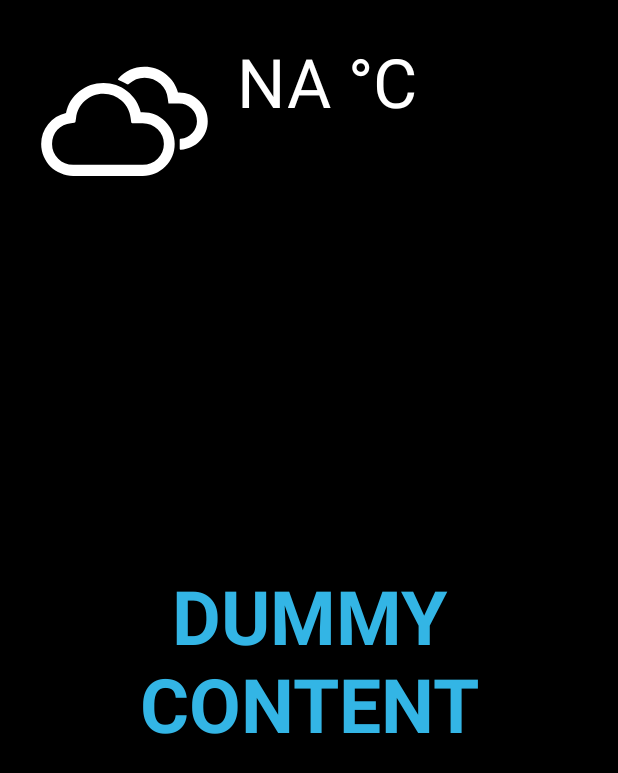
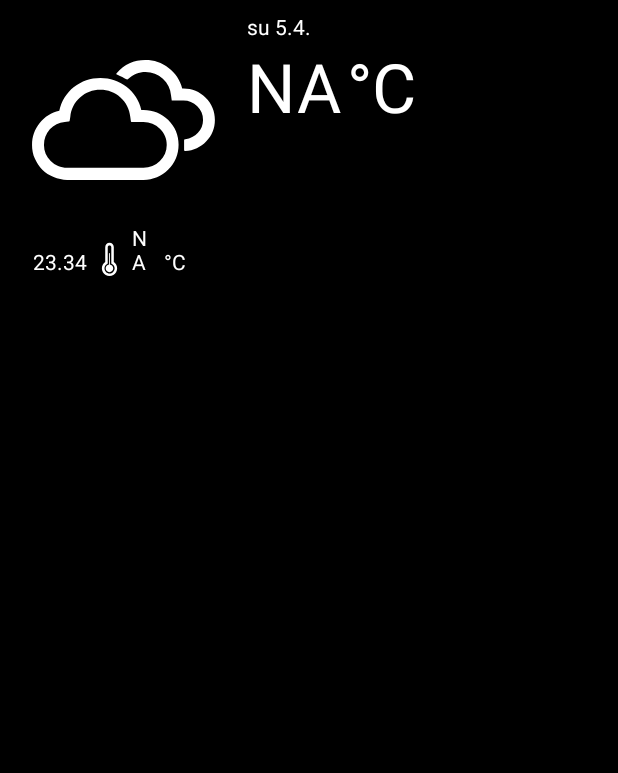
Before and after one commit to mkouhia/WeatherDisplay, an Android app: the screen it shows after launch (FullscreenActivity), on a phone screen of 412 x 824 dp. Shown: the top 773 px of the screen. Run offline under Robolectric (Android 15) with nearby library versions, the phone set to English and light mode, and no system bars.

Commit message:
Work on the layout

```diff
--- a/app/build.gradle
+++ b/app/build.gradle
@@ -41,6 +41,9 @@ dependencies {
     androidTestImplementation 'androidx.test.ext:junit:1.1.1'
     androidTestImplementation 'androidx.test.espresso:espresso-core:3.2.0'
 
+    implementation 'com.android.support.constraint:constraint-layout:1.1.3'
+    implementation "androidx.recyclerview:recyclerview:1.1.0"
+
     implementation files('libs/meteo-core-3.1.3-SNAPSHOT.jar')
     implementation 'com.android.volley:volley:1.1.1'
     implementation 'org.slf4j:slf4j-api:1.7.30'
--- a/app/src/main/java/fi/mkouhia/weatherdisplay/FullscreenActivity.kt
+++ b/app/src/main/java/fi/mkouhia/weatherdisplay/FullscreenActivity.kt
@@ -28,8 +28,8 @@ class FullscreenActivity : AppCompatActivity() {
     }
     private val mShowPart2Runnable = Runnable {
         // Delayed display of UI elements
-        supportActionBar?.show()
-        fullscreen_content_controls.visibility = View.VISIBLE
+//        supportActionBar?.show()
+//        fullscreen_content_controls.visibility = View.VISIBLE
     }
     private var mVisible: Boolean = false
     private val mHideRunnable = Runnable { hide() }
@@ -50,6 +50,7 @@ class FullscreenActivity : AppCompatActivity() {
 
         setContentView(R.layout.activity_fullscreen)
         supportActionBar?.setDisplayHomeAsUpEnabled(true)
+        supportActionBar?.hide()
 
         mVisible = true
 
@@ -62,14 +63,14 @@ class FullscreenActivity : AppCompatActivity() {
 //        dummy_button.setOnTouchListener(mDelayHideTouchListener)
     }
 
-    override fun onPostCreate(savedInstanceState: Bundle?) {
-        super.onPostCreate(savedInstanceState)
-
-        // Trigger the initial hide() shortly after the activity has been
-        // created, to briefly hint to the user that UI controls
-        // are available.
-        delayedHide(100)
-    }
+//    override fun onPostCreate(savedInstanceState: Bundle?) {
+//        super.onPostCreate(savedInstanceState)
+//
+//        // Trigger the initial hide() shortly after the activity has been
+//        // created, to briefly hint to the user that UI controls
+//        // are available.
+//        delayedHide(100)
+//    }
 
     private fun toggle() {
         if (mVisible) {
@@ -82,7 +83,7 @@ class FullscreenActivity : AppCompatActivity() {
     private fun hide() {
         // Hide UI first
         supportActionBar?.hide()
-        fullscreen_content_controls.visibility = View.GONE
+//        fullscreen_content_controls.visibility = View.GONE
         mVisible = false
 
         // Schedule a runnable to remove the status and navigation bar after a delay
--- a/app/src/main/res/layout-land/activity_fullscreen.xml
+++ b/app/src/main/res/layout-land/activity_fullscreen.xml
@@ -5,21 +5,72 @@
     android:id="@+id/fullscreen_content"
     android:layout_width="match_parent"
     android:layout_height="match_parent"
-    android:background="#0099cc"
+    android:background="@android:color/background_dark"
     tools:context=".FullscreenActivity">
 
+
+    <TextView
+        android:id="@+id/currentTime"
+        android:layout_width="wrap_content"
+        android:layout_height="0dp"
+        android:layout_marginStart="16dp"
+        android:text="@string/currentTime"
+        android:textColor="@color/colorPrimary"
+        app:layout_constraintBottom_toBottomOf="@+id/currentDate"
+        app:layout_constraintStart_toEndOf="@+id/mainForecastTempDegC" />
+
+    <TextView
+        android:id="@+id/currentTemperature"
+        android:layout_width="19dp"
+        android:layout_height="wrap_content"
+        android:text="@string/currentTemperature"
+        android:textColor="@color/colorPrimary"
+        app:layout_constraintBottom_toBottomOf="@+id/thermometerIcon2"
+        app:layout_constraintStart_toEndOf="@+id/thermometerIcon2"
+        app:layout_constraintTop_toBottomOf="@+id/currentTime" />
+
+    <TextView
+        android:id="@+id/currentTemperatureDegC"
+        android:layout_width="wrap_content"
+        android:layout_height="wrap_content"
+        android:layout_marginStart="2dp"
+        android:text="@string/degreesC"
+        android:textColor="@color/colorPrimary"
+        app:layout_constraintBottom_toBottomOf="@+id/currentTemperature"
+        app:layout_constraintStart_toEndOf="@+id/currentTemperature" />
+
+    <ImageView
+        android:id="@+id/thermometerIcon2"
+        android:layout_width="wrap_content"
+        android:layout_height="wrap_content"
+        android:layout_marginStart="16dp"
+        android:contentDescription="@string/thermometerDescription"
+        android:tint="@color/colorPrimary"
+        app:layout_constraintStart_toEndOf="@+id/mainForecastTempDegC"
+        app:layout_constraintTop_toBottomOf="@+id/currentTime"
+        app:srcCompat="@drawable/ic_wi_thermometer" />
 
     <ImageView
         android:id="@+id/imageView"
         android:layout_width="0dp"
         android:layout_height="0dp"
-        android:contentDescription="@string/mainForecastIcon"
+        android:contentDescription="@string/mainForecastDescription"
         android:tint="@color/colorPrimary"
         app:layout_constraintDimensionRatio="1:1"
+        app:layout_constraintHeight_percent="0.4"
         app:layout_constraintStart_toStartOf="parent"
         app:layout_constraintTop_toTopOf="parent"
-        app:layout_constraintWidth_percent="0.4"
         app:srcCompat="@drawable/ic_wi_cloudy" />
+
+    <TextView
+        android:id="@+id/currentDate"
+        android:layout_width="wrap_content"
+        android:layout_height="wrap_content"
+        android:layout_marginTop="8dp"
+        android:text="@string/currentDate"
+        android:textColor="@color/colorPrimary"
+        app:layout_constraintStart_toEndOf="@+id/imageView"
+        app:layout_constraintTop_toTopOf="parent" />
 
     <TextView
         android:id="@+id/textView"
@@ -32,14 +83,14 @@
         app:layout_constraintTop_toBottomOf="@+id/currentDate" />
 
     <TextView
-        android:id="@+id/currentDate"
+        android:id="@+id/mainForecastTempDegC"
         android:layout_width="wrap_content"
         android:layout_height="wrap_content"
-        android:layout_marginTop="8dp"
-        android:text="@string/currentDate"
+        android:layout_marginStart="4dp"
+        android:text="@string/degreesC"
+        android:textAppearance="@style/TextAppearance.AppCompat.Display2"
         android:textColor="@color/colorPrimary"
-        app:layout_constraintTop_toTopOf="parent"
-        tools:layout_editor_absoluteX="165dp" />
-
+        app:layout_constraintBottom_toBottomOf="@+id/textView"
+        app:layout_constraintStart_toEndOf="@+id/textView" />
 
 </androidx.constraintlayout.widget.ConstraintLayout>
--- a/app/src/main/res/layout/activity_fullscreen.xml
+++ b/app/src/main/res/layout/activity_fullscreen.xml
@@ -2,69 +2,103 @@
 <androidx.constraintlayout.widget.ConstraintLayout xmlns:android="http://schemas.android.com/apk/res/android"
     xmlns:app="http://schemas.android.com/apk/res-auto"
     xmlns:tools="http://schemas.android.com/tools"
-    android:id="@+id/frameLayout"
+    android:id="@+id/fullscreen_content"
     android:layout_width="match_parent"
     android:layout_height="match_parent"
     android:background="@android:color/background_dark"
     tools:context=".FullscreenActivity">
 
 
-    <!-- The primary full-screen view. This can be replaced with whatever view
-         is needed to present your content, e.g. VideoView, SurfaceView,
-         TextureView, etc. -->
-
-    <!-- This FrameLayout insets its children based on system windows using
-         android:fitsSystemWindows. -->
-
     <ImageView
-        android:id="@+id/imageView"
-        android:layout_width="150dp"
-        android:layout_height="150dp"
-        android:layout_marginStart="8dp"
-        android:layout_marginTop="8dp"
-        android:contentDescription="@string/mainForecastIcon"
+        android:id="@+id/mainForecastIcon"
+        android:layout_width="0dp"
+        android:layout_height="0dp"
+        android:contentDescription="@string/mainForecastDescription"
         android:tint="@color/colorPrimary"
+        app:layout_constraintDimensionRatio="1:1"
         app:layout_constraintStart_toStartOf="parent"
         app:layout_constraintTop_toTopOf="parent"
+        app:layout_constraintWidth_percent="0.4"
         app:srcCompat="@drawable/ic_wi_cloudy" />
 
     <TextView
         android:id="@+id/textView"
         android:layout_width="wrap_content"
         android:layout_height="wrap_content"
-        android:layout_marginTop="24dp"
         android:text="@string/mainForecastTemp"
         android:textAppearance="@style/TextAppearance.AppCompat.Display2"
         android:textColor="@color/colorPrimary"
-        app:layout_constraintStart_toEndOf="@+id/imageView"
+        app:layout_constraintStart_toEndOf="@+id/mainForecastIcon"
+        app:layout_constraintTop_toBottomOf="@+id/currentDate" />
+
+    <TextView
+        android:id="@+id/currentDate"
+        android:layout_width="wrap_content"
+        android:layout_height="wrap_content"
+        android:layout_marginTop="8dp"
+        android:text="@string/currentDate"
+        android:textColor="@color/colorPrimary"
+        app:layout_constraintStart_toEndOf="@+id/mainForecastIcon"
         app:layout_constraintTop_toTopOf="parent" />
 
-    <FrameLayout
-        android:layout_width="match_parent"
-        android:layout_height="match_parent"
-        android:fitsSystemWindows="true">
+    <TextView
+        android:id="@+id/currentTime"
+        android:layout_width="wrap_content"
+        android:layout_height="wrap_content"
+        android:layout_marginStart="22dp"
+        android:text="@string/currentTime"
+        android:textColor="@color/colorPrimary"
+        app:layout_constraintStart_toStartOf="parent"
+        app:layout_constraintTop_toBottomOf="@+id/mainForecastIcon" />
 
-        <TextView
-            android:id="@+id/fullscreen_content"
-            android:layout_width="match_parent"
-            android:layout_height="match_parent"
-            android:gravity="center"
-            android:keepScreenOn="true"
-            android:text="@string/dummy_content"
-            android:textColor="#33b5e5"
-            android:textSize="50sp"
-            android:textStyle="bold" />
+    <ImageView
+        android:id="@+id/thermometerIcon"
+        android:layout_width="wrap_content"
+        android:layout_height="wrap_content"
+        android:contentDescription="@string/thermometerDescription"
+        android:tint="@color/colorPrimary"
+        app:layout_constraintBottom_toBottomOf="@+id/currentTime"
+        app:layout_constraintStart_toEndOf="@+id/currentTime"
+        app:layout_constraintTop_toTopOf="@+id/currentTime"
+        app:srcCompat="@drawable/ic_wi_thermometer" />
 
-        <LinearLayout
-            android:id="@+id/fullscreen_content_controls"
-            style="?metaButtonBarStyle"
-            android:layout_width="match_parent"
-            android:layout_height="wrap_content"
-            android:layout_gravity="bottom|center_horizontal"
-            android:background="@color/black_overlay"
-            android:orientation="horizontal"/>
+    <TextView
+        android:id="@+id/currentTemperature"
+        android:layout_width="19dp"
+        android:layout_height="wrap_content"
+        android:text="@string/currentTemperature"
+        android:textColor="@color/colorPrimary"
+        app:layout_constraintBottom_toBottomOf="@+id/currentTime"
+        app:layout_constraintStart_toEndOf="@+id/thermometerIcon" />
 
-    </FrameLayout>
+    <TextView
+        android:id="@+id/mainForecastTempDegC"
+        android:layout_width="wrap_content"
+        android:layout_height="wrap_content"
+        android:layout_marginStart="4dp"
+        android:text="@string/degreesC"
+        android:textAppearance="@style/TextAppearance.AppCompat.Display2"
+        android:textColor="@color/colorPrimary"
+        app:layout_constraintBottom_toBottomOf="@+id/textView"
+        app:layout_constraintStart_toEndOf="@+id/textView" />
+
+    <TextView
+        android:id="@+id/currentTemperatureDegC"
+        android:layout_width="wrap_content"
+        android:layout_height="wrap_content"
+        android:layout_marginStart="2dp"
+        android:text="@string/degreesC"
+        android:textColor="@color/colorPrimary"
+        app:layout_constraintBottom_toBottomOf="@+id/currentTime"
+        app:layout_constraintStart_toEndOf="@+id/currentTemperature" />
+
+    <androidx.recyclerview.widget.RecyclerView
+        android:layout_width="409dp"
+        android:layout_height="540dp"
+        android:layout_marginTop="6dp"
+        app:layout_constraintEnd_toEndOf="parent"
+        app:layout_constraintStart_toStartOf="parent"
+        app:layout_constraintTop_toBottomOf="@+id/currentTime" />
 
 
 </androidx.constraintlayout.widget.ConstraintLayout>
--- a/app/src/main/res/values/strings.xml
+++ b/app/src/main/res/values/strings.xml
@@ -1,11 +1,17 @@
 <resources>
     <string name="app_name">WeatherDisplay</string>
 
-    <string name="dummy_button">Dummy Button</string>
-    <string name="dummy_content">DUMMY\nCONTENT</string>
-    <string name="helloText">Hello, I am a TextView</string>
-    <string name="mainForecastIcon">Main forecast icon</string>
-    <string name="mainForecastTemp">NA °C</string>
+<!--    UI description -->
+    <string name="mainForecastDescription">Main forecast icon</string>
+    <string name="thermometerDescription">Temperature</string>
 
-    <string name="title_activity_fullscreen2">FullscreenActivity2</string>
+<!--    Strings that are set in scripts-->
+    <string name="mainForecastTemp">NA</string>
+    <string name="currentTemperature">NA</string>
+    <string name="currentDate">su 5.4.</string>
+    <string name="currentTime">23.34</string>
+
+<!--    Other strings-->
+    <string name="degreesC">°C</string>
+
 </resources>
```
